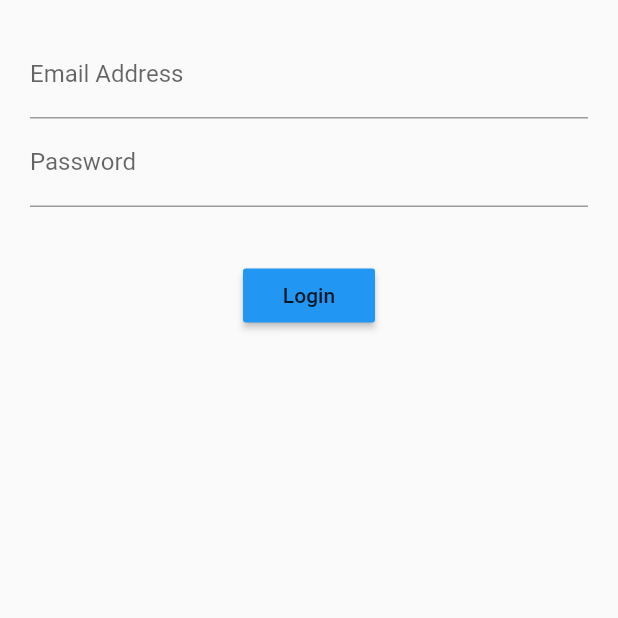
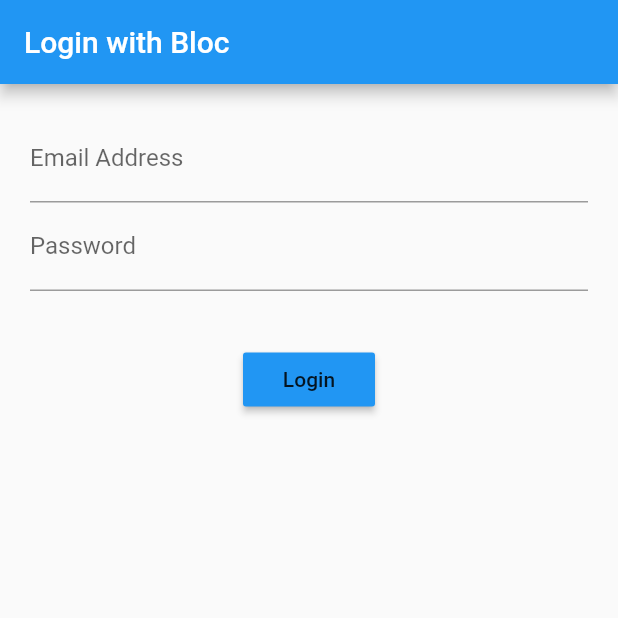
Before and after one commit to giovapanasiti/login_bloc, a Flutter app: the screen it shows after launch, on a phone screen of 412 x 824 dp, the top half of it. Run offline on Flutter 3.47's test engine with Material 2 defaults, Android fonts, the phone set to English and light mode, and no system bars.

Commit message:
add bloc with getters

```diff
--- a/lib/src/app.dart
+++ b/lib/src/app.dart
@@ -7,6 +7,9 @@ Widget build(BuildContext context) {
     return MaterialApp(
       title: 'Log Me In',
       home: Scaffold(
+        appBar: AppBar(
+          title: Text('Login with Bloc'),
+        ),
         body: LoginScreen(),
       ),
     );
--- /dev/null
+++ b/lib/src/blocs/bloc.dart
@@ -0,0 +1,14 @@
+import 'dart:async';
+
+class Bloc {
+  final _emailController = StreamController<String>();
+  final _passwordController = StreamController<String>();
+
+//  add data to stream
+  Function(String) get changeEmail => _emailController.sink.add;
+  Function(String) get changePassword => _passwordController.sink.add;
+
+//  retrieve data from the stream
+  Stream<String> get emailStream => _emailController.stream;
+  Stream<String> get passwordStream => _passwordController.stream;
+}
```
Also changed, not shown: lib/src/screens/login_screen.dart (+7 -6 lines). Lines whose indentation alone changed are shown as unchanged.
